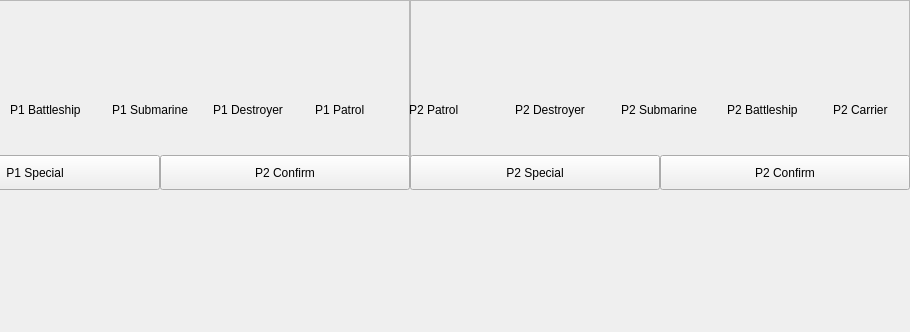
dtran36/qtbattleship, file gamescreen.ui: the form before one commit; both pictures show x 90 to 1000 and y 0 to 332 of the 1000 by 690 pixel window.
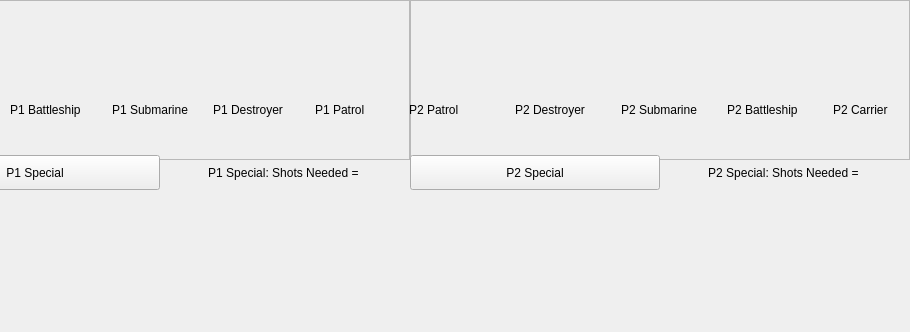
The form after the commit. Icons and pictures are not drawn.

Commit message: qlabel for shots working

Diff of the .ui file:
```diff
--- a/gamescreen.ui
+++ b/gamescreen.ui
@@ -266,7 +266,7 @@
     <bool>false</bool>
    </property>
   </widget>
-  <widget class="QPushButton" name="leftConfirm">
+  <widget class="QLabel" name="lbl_leftSpecial">
    <property name="geometry">
     <rect>
      <x>250</x>
@@ -276,13 +276,13 @@
     </rect>
    </property>
    <property name="text">
-    <string>P2 Confirm</string>
+    <string>P1 Special: Shots Needed = </string>
    </property>
-   <property name="autoDefault">
-    <bool>false</bool>
+   <property name="alignment">
+    <set>Qt::AlignCenter</set>
    </property>
   </widget>
-  <widget class="QPushButton" name="rightConfirm">
+  <widget class="QLabel" name="lbl_rightSpecial">
    <property name="geometry">
     <rect>
      <x>750</x>
@@ -292,10 +292,10 @@
     </rect>
    </property>
    <property name="text">
-    <string>P2 Confirm</string>
+    <string>P2 Special: Shots Needed = </string>
    </property>
-   <property name="autoDefault">
-    <bool>false</bool>
+   <property name="alignment">
+    <set>Qt::AlignCenter</set>
    </property>
   </widget>
  </widget>
```
The commit also changes 1 other file.
